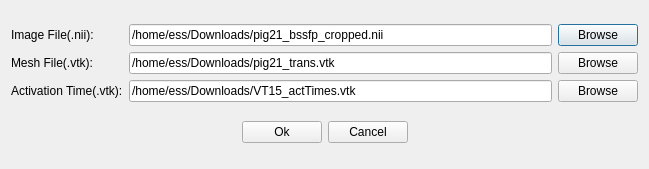
Before: the Qt Designer form src/ImportDialog.ui in vishalkumar2222/MRIAnalyzer, drawn with Qt 5.
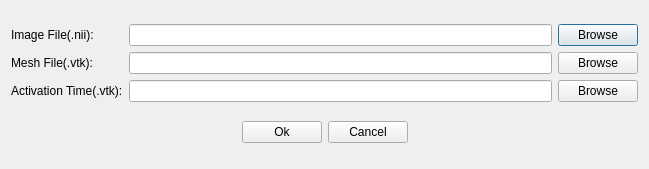
After: the same form once the commit is applied.

Diff of the .ui file:
```diff
--- a/src/ImportDialog.ui
+++ b/src/ImportDialog.ui
@@ -24,11 +24,7 @@
       </widget>
      </item>
      <item row="0" column="1">
-      <widget class="QLineEdit" name="lineEdit_image">
-       <property name="text">
-        <string>/home/ess/Downloads/pig21_bssfp_cropped.nii</string>
-       </property>
-      </widget>
+      <widget class="QLineEdit" name="lineEdit_image"/>
      </item>
      <item row="0" column="2">
       <widget class="QPushButton" name="pushButton_browse_image">
@@ -45,11 +41,7 @@
       </widget>
      </item>
      <item row="1" column="1">
-      <widget class="QLineEdit" name="lineEdit_mesh">
-       <property name="text">
-        <string>/home/ess/Downloads/pig21_trans.vtk</string>
-       </property>
-      </widget>
+      <widget class="QLineEdit" name="lineEdit_mesh"/>
      </item>
      <item row="1" column="2">
       <widget class="QPushButton" name="pushButton_browse_mesh">
@@ -66,11 +58,7 @@
       </widget>
      </item>
      <item row="2" column="1">
-      <widget class="QLineEdit" name="lineEdit_active">
-       <property name="text">
-        <string>/home/ess/Downloads/VT15_actTimes.vtk</string>
-       </property>
-      </widget>
+      <widget class="QLineEdit" name="lineEdit_active"/>
      </item>
      <item row="2" column="2">
       <widget class="QPushButton" name="pushButton_browse_active">
```
